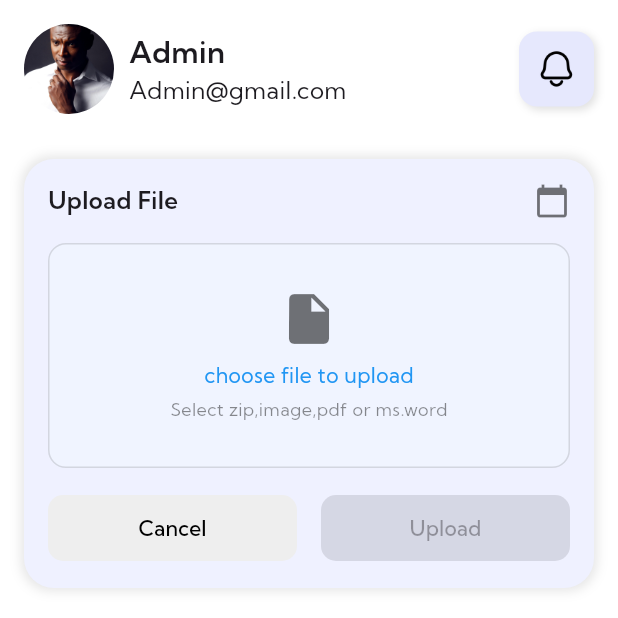
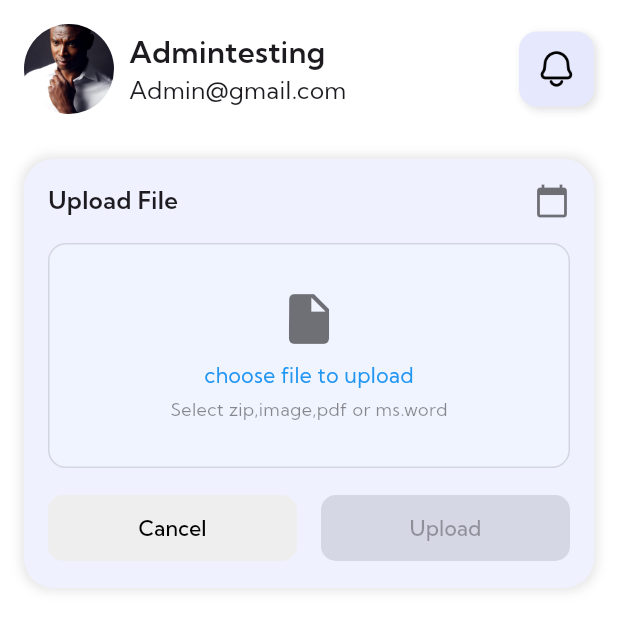
Before and after one commit to HaroonQuaidTech/attendance_app_adminpanel, a Flutter app: the screen it shows after launch, on a phone screen of 412 x 824 dp, the top half of it. Run offline on Flutter 3.47's test engine with Material 3 defaults, Android fonts, the phone set to English and light mode, and no system bars; drawn by our look-alikes of pie_chart, table_calendar; our stand-ins replace cloud_firestore, firebase_auth, firebase_core, firebase_storage, fl_chart, fluttertoast and 3 more; missing offline and left inert: draggable_fab; accounts and stored records are empty.

Commit message:
new changes

```diff
--- a/lib/screens/adminhome.dart
+++ b/lib/screens/adminhome.dart
@@ -102,7 +102,7 @@ class _HomeScreenState extends State<AdminHomeScreen> {
                               mainAxisAlignment: MainAxisAlignment.center,
                               children: [
                                 Text(
-                                  'Admin',
+                                  'Admintesting',
                                   style: TextStyle(
                                       fontSize: 20,
                                       fontWeight: FontWeight.w600),
```
